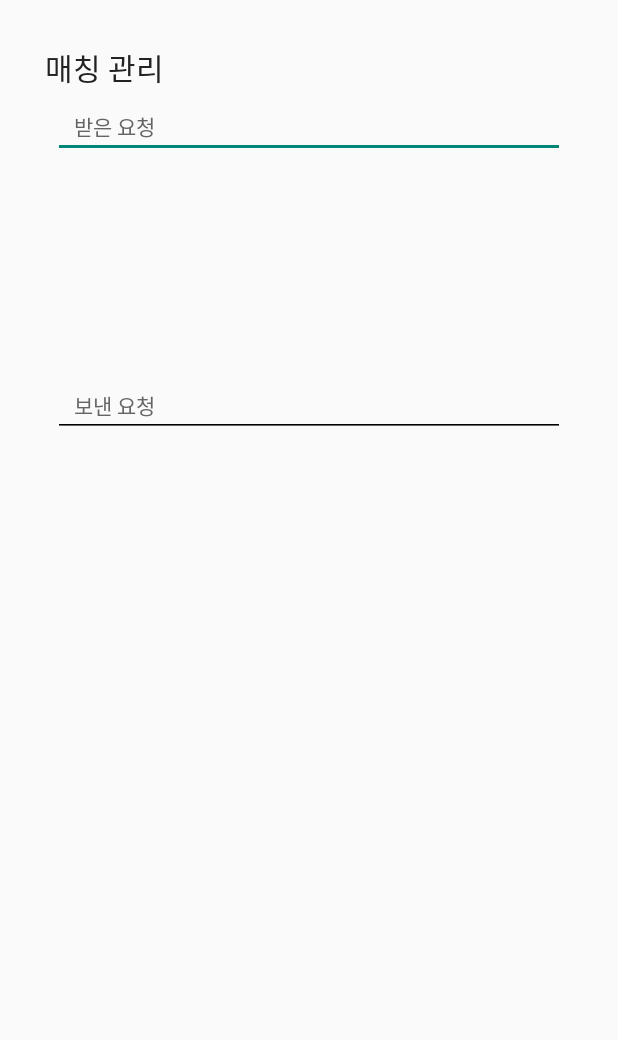
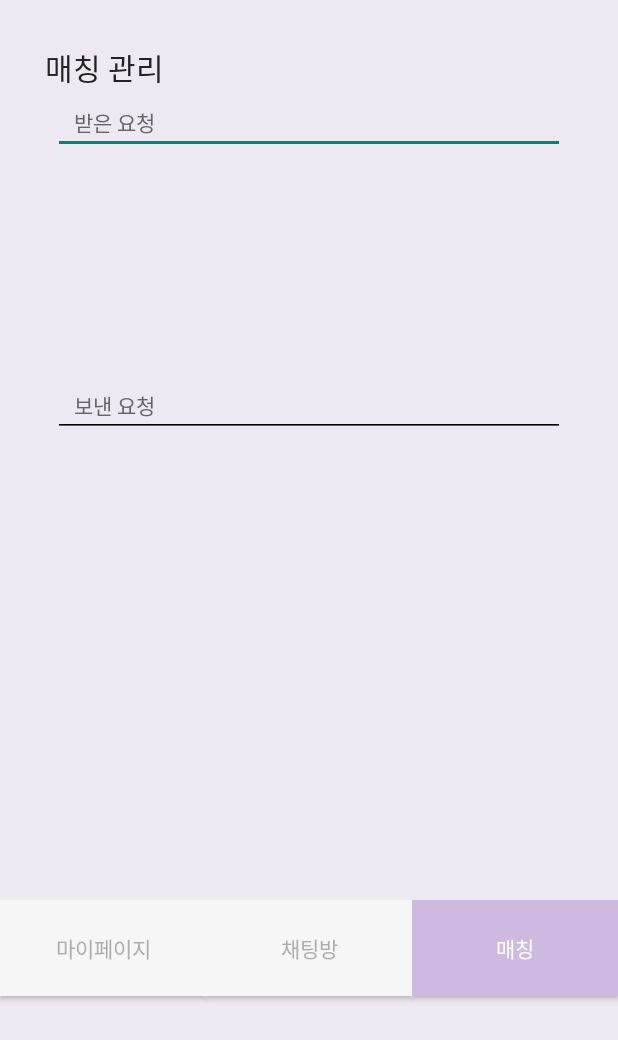
Before and after one commit to SujungMate/SujungMate-Android, an Android app: the layout activity_mate_manage.xml on its own in the app's theme, with its tools: preview values and no code run, on a phone screen of 412 x 824 dp. Shown: the top 1040 px of the screen. Run offline under Robolectric (Android 15) with nearby library versions, the light colour scheme and no system bars.

Commit message:
수정 : MyPage, PWChange, InfoModify, MateManage xml 수정

```diff
--- a/app/src/main/res/layout/activity_mate_manage.xml
+++ b/app/src/main/res/layout/activity_mate_manage.xml
@@ -4,6 +4,7 @@
     xmlns:tools="http://schemas.android.com/tools"
     android:layout_width="match_parent"
     android:layout_height="match_parent"
+    android:background="#EDE8F2"
     tools:context=".MateManageActivity">
 
     <TextView
@@ -13,9 +14,11 @@
         android:layout_marginStart="30dp"
         android:layout_marginLeft="30dp"
         android:layout_marginTop="30dp"
+        android:layout_marginBottom="540dp"
         android:text="매칭 관리"
         android:textColor="#222222"
         android:textSize="20sp"
+        app:layout_constraintBottom_toTopOf="@+id/linearLayout"
         app:layout_constraintStart_toStartOf="parent"
         app:layout_constraintTop_toTopOf="parent" />
 
@@ -25,7 +28,7 @@
         android:layout_height="wrap_content"
         android:layout_marginStart="35dp"
         android:layout_marginLeft="35dp"
-        android:layout_marginTop="4dp"
+        android:layout_marginTop="61dp"
         android:layout_marginEnd="35dp"
         android:layout_marginRight="35dp"
         android:ems="10"
@@ -35,7 +38,7 @@
         android:textSize="14sp"
         app:layout_constraintEnd_toEndOf="parent"
         app:layout_constraintStart_toStartOf="parent"
-        app:layout_constraintTop_toBottomOf="@+id/textView12"
+        app:layout_constraintTop_toTopOf="parent"
         tools:ignore="TouchTargetSizeCheck" />
 
     <EditText
@@ -56,4 +59,46 @@
         app:layout_constraintStart_toStartOf="parent"
         app:layout_constraintTop_toTopOf="parent"
         tools:ignore="TouchTargetSizeCheck" />
+
+    <LinearLayout
+        android:id="@+id/linearLayout"
+        android:layout_width="0dp"
+        android:layout_height="0dp"
+        android:orientation="horizontal"
+        app:layout_constraintBottom_toBottomOf="parent"
+        app:layout_constraintEnd_toEndOf="parent"
+        app:layout_constraintStart_toStartOf="parent"
+        app:layout_constraintTop_toBottomOf="@+id/textView12">
+
+        <Button
+            android:id="@+id/button11"
+            android:layout_width="138dp"
+            android:layout_height="64dp"
+            android:layout_weight="1"
+            android:background="#F6F6F6"
+            android:text="마이페이지"
+            android:textColor="#ADADAD"
+            tools:ignore="TextContrastCheck" />
+
+        <Button
+            android:id="@+id/button12"
+            android:layout_width="138dp"
+            android:layout_height="64dp"
+            android:layout_weight="1"
+            android:background="#F6F6F6"
+            android:text="채팅방"
+            android:textColor="#ADADAD"
+            tools:ignore="TextContrastCheck" />
+
+        <Button
+            android:id="@+id/button13"
+            android:layout_width="138dp"
+            android:layout_height="64dp"
+            android:layout_weight="1"
+            android:background="#CEBAE1"
+            android:text="매칭"
+            android:textColor="#FFFFFF"
+            tools:ignore="TextContrastCheck" />
+    </LinearLayout>
+
 </androidx.constraintlayout.widget.ConstraintLayout>
```
Also changed, not shown: app/src/main/res/layout/activity_info_modify.xml (+30 -5 lines), app/src/main/res/layout/activity_my_page.xml (+72 -29 lines), app/src/main/res/layout/activity_pwchange.xml (+137 -114 lines).
